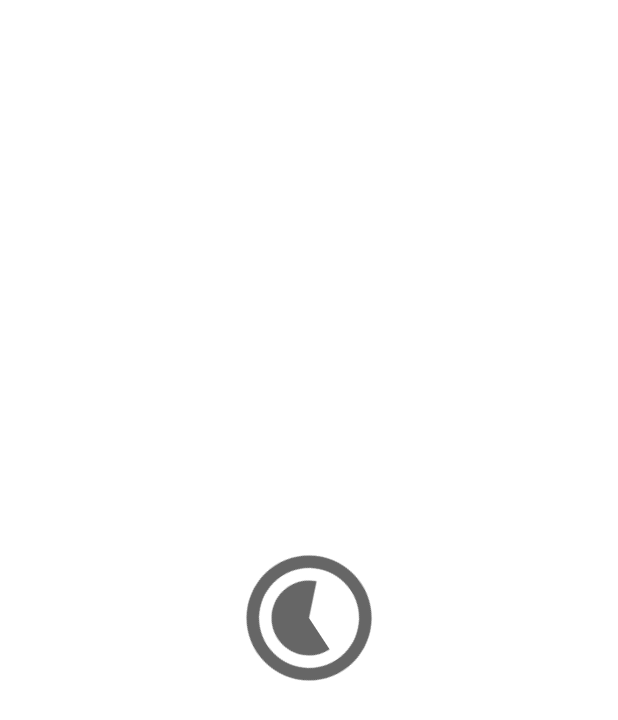
After one commit to badmitry/PictureOfTheDay, an Android app: the SplashActivity screen opened directly, with no data from a screen before it, on a phone screen of 412 x 824 dp. The commit adds this screen. Shown: the top 720 px of the screen. Run offline under Robolectric (Android 15) with nearby library versions, the phone set to English and light mode, and no system bars; our stand-ins replace Dagger/Hilt's generated code, RxJava, data binding; libraries missing offline, so code that uses them is left out: ru.terrakok.cicerone; Roboto replaces fonts that are not available here; 2 statements that could not run were skipped.

Commit message:
hw8 Splash

```diff
--- a/app/src/main/java/com/badmitry/pictureoftheday/di/AppComponent.kt
+++ b/app/src/main/java/com/badmitry/pictureoftheday/di/AppComponent.kt
@@ -4,6 +4,7 @@ import com.badmitry.pictureoftheday.di.modules.*
 import com.badmitry.pictureoftheday.mvvm.vm.MainViewModel
 import com.badmitry.pictureoftheday.ui.activities.MainActivity
 import com.badmitry.pictureoftheday.ui.activities.NoteActivity
+import com.badmitry.pictureoftheday.ui.activities.SplashActivity
 import com.badmitry.pictureoftheday.ui.fragments.BaseFragment
 import dagger.Component
 import javax.inject.Singleton
@@ -24,4 +25,5 @@ interface AppComponent {
     fun inject(mainViewModel: MainViewModel)
     fun inject(baseFragment: BaseFragment)
     fun inject(noteActivity: NoteActivity)
+    fun inject(splashActivity: SplashActivity)
 }
--- a/app/src/main/java/com/badmitry/pictureoftheday/di/modules/ViewModulModule.kt
+++ b/app/src/main/java/com/badmitry/pictureoftheday/di/modules/ViewModulModule.kt
@@ -6,6 +6,7 @@ import com.badmitry.pictureoftheday.mvvm.model.spsettings.ISPSettingsRepo
 import com.badmitry.pictureoftheday.mvvm.vm.FragmentViewModel
 import com.badmitry.pictureoftheday.mvvm.vm.MainViewModel
 import com.badmitry.pictureoftheday.mvvm.vm.NoteViewModel
+import com.badmitry.pictureoftheday.mvvm.vm.SplashViewModel
 import dagger.Module
 import dagger.Provides
 import io.reactivex.rxjava3.core.Scheduler
@@ -35,4 +36,9 @@ class ViewModulModule {
         cache: INoteCache,
         uiSchedulers: Scheduler
     ) = NoteViewModel(spSettingsRepo, cache, uiSchedulers)
+
+    @Provides
+    fun getSplashViewModel(
+        router: Router
+    ) = SplashViewModel(router)
 }
--- /dev/null
+++ b/app/src/main/java/com/badmitry/pictureoftheday/mvvm/vm/SplashViewModel.kt
@@ -0,0 +1,10 @@
+package com.badmitry.pictureoftheday.mvvm.vm
+
+import com.badmitry.pictureoftheday.navigation.Screens
+import ru.terrakok.cicerone.Router
+
+class SplashViewModel(private val router: Router) {
+    fun navigateTo() {
+        router.navigateTo(Screens.MainScreen())
+    }
+}
--- /dev/null
+++ b/app/src/main/java/com/badmitry/pictureoftheday/ui/activities/SplashActivity.kt
@@ -0,0 +1,52 @@
+package com.badmitry.pictureoftheday.ui.activities
+
+import android.animation.Animator
+import android.os.Bundle
+import android.view.animation.Animation
+import android.view.animation.LinearInterpolator
+import androidx.appcompat.app.AppCompatActivity
+import androidx.databinding.DataBindingUtil
+import com.badmitry.pictureoftheday.R
+import com.badmitry.pictureoftheday.databinding.SplashLayoutBinding
+import com.badmitry.pictureoftheday.mvvm.vm.SplashViewModel
+import com.badmitry.pictureoftheday.ui.App
+import ru.terrakok.cicerone.NavigatorHolder
+import ru.terrakok.cicerone.android.support.SupportAppNavigator
+import javax.inject.Inject
+
+class SplashActivity : AppCompatActivity() {
+    private var binding: SplashLayoutBinding? = null
+
+    @Inject
+    lateinit var viewModel: SplashViewModel
+
+    @Inject
+    lateinit var navigatorHolder: NavigatorHolder
+
+    override fun onCreate(savedInstanceState: Bundle?) {
+        App.component.inject(this)
+        super.onCreate(savedInstanceState)
+        binding = DataBindingUtil.setContentView(this, R.layout.splash_layout)
+        binding?.imageView?.animate()?.rotation(1000f)?.setInterpolator(LinearInterpolator())
+            ?.setDuration(3000)?.setListener(object : Animator.AnimatorListener {
+            override fun onAnimationStart(p0: Animator?) {}
+            override fun onAnimationEnd(p0: Animator?) {
+                viewModel.navigateTo()
+                finish()
+            }
+            override fun onAnimationCancel(p0: Animator?) {}
+            override fun onAnimationRepeat(p0: Animator?) {}
+        })
+    }
+
+    override fun onResumeFragments() {
+        super.onResumeFragments()
+        val navigator = SupportAppNavigator(this, 0)
+        navigatorHolder.setNavigator(navigator)
+    }
+
+    override fun onPause() {
+        super.onPause()
+        navigatorHolder.removeNavigator()
+    }
+}
--- /dev/null
+++ b/app/src/main/res/drawable/ic_download.xml
@@ -0,0 +1,10 @@
+<vector xmlns:android="http://schemas.android.com/apk/res/android"
+    android:width="24dp"
+    android:height="24dp"
+    android:viewportWidth="24"
+    android:viewportHeight="24"
+    android:tint="?attr/colorControlNormal">
+  <path
+      android:fillColor="@android:color/white"
+      android:pathData="M16.24,7.76C15.07,6.59 13.54,6 12,6v6l-4.24,4.24c2.34,2.34 6.14,2.34 8.49,0 2.34,-2.34 2.34,-6.14 -0.01,-8.48zM12,2C6.48,2 2,6.48 2,12s4.48,10 10,10 10,-4.48 10,-10S17.52,2 12,2zM12,20c-4.42,0 -8,-3.58 -8,-8s3.58,-8 8,-8 8,3.58 8,8 -3.58,8 -8,8z"/>
+</vector>
--- a/app/src/main/res/layout/main_layout.xml
+++ b/app/src/main/res/layout/main_layout.xml
@@ -29,8 +29,7 @@
         android:layout_height="wrap_content"
         android:layout_gravity="bottom"
         app:backgroundTint="@color/colorPrimary"
-        app:fabAlignmentMode="center"
-        app:navigationIcon="@drawable/ic_hamburger_menu_bottom_bar" />
+        app:fabAlignmentMode="center" />
 
     <com.google.android.material.floatingactionbutton.FloatingActionButton
         android:id="@+id/fab"
--- /dev/null
+++ b/app/src/main/res/layout/splash_layout.xml
@@ -0,0 +1,19 @@
+<?xml version="1.0" encoding="utf-8"?>
+<layout xmlns:android="http://schemas.android.com/apk/res/android">
+
+    <FrameLayout
+        android:layout_width="match_parent"
+        android:layout_height="match_parent">
+
+        <ImageView
+            android:id="@+id/image_view"
+            android:layout_width="@dimen/splash_image_size"
+            android:layout_height="@dimen/splash_image_size"
+            android:foregroundGravity="center"
+            android:layout_gravity="center"
+            android:src="@drawable/ic_download"
+            android:contentDescription="@string/download" />
+
+    </FrameLayout>
+
+</layout>
--- a/app/src/main/res/values/dimens.xml
+++ b/app/src/main/res/values/dimens.xml
@@ -2,4 +2,5 @@
 <resources>
     <dimen name="header_text_size">30sp</dimen>
     <dimen name="text_size_note">15sp</dimen>
+    <dimen name="splash_image_size">100dp</dimen>
 </resources>
--- a/app/src/main/res/values/strings.xml
+++ b/app/src/main/res/values/strings.xml
@@ -13,4 +13,5 @@
     <string name="header">Заголовок</string>
     <string name="new_note">Новая заметка</string>
     <string name="picture">"Picture: "</string>
+    <string name="download">download</string>
 </resources>
```
Also changed, not shown: app/src/main/AndroidManifest.xml (+5 -5 lines), app/src/main/java/com/badmitry/pictureoftheday/navigation/Screens.kt (+7 -1 lines).
